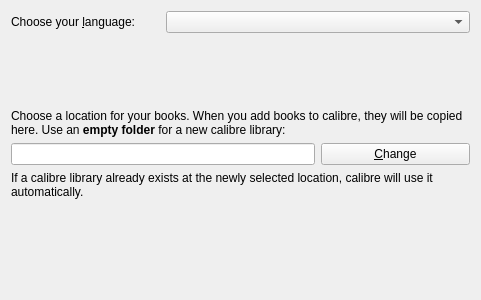
debian-calibre/calibre, file src/calibre/gui2/wizard/library.ui: the form before one commit.
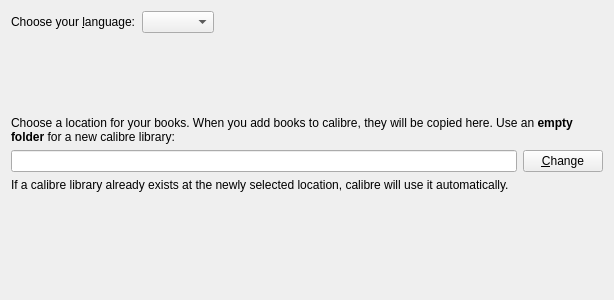
The form after the commit.

What changed in the file:
```diff
--- a/src/calibre/gui2/wizard/library.ui
+++ b/src/calibre/gui2/wizard/library.ui
@@ -6,7 +6,7 @@
    <rect>
     <x>0</x>
     <y>0</y>
-    <width>481</width>
+    <width>614</width>
     <height>300</height>
    </rect>
   </property>
@@ -19,8 +19,10 @@
   <property name="subTitle">
    <string>The one stop solution to all your e-book needs.</string>
   </property>
-  <layout class="QGridLayout" name="gridLayout">
-   <item row="0" column="0">
+  <layout class="QVBoxLayout" name="verticalLayout">
+   <item>
+    <layout class="QHBoxLayout" name="horizontalLayout">
+     <item>
     <widget class="QLabel" name="label_3">
      <property name="text">
       <string>Choose your &amp;language:</string>
@@ -30,7 +32,25 @@
      </property>
     </widget>
    </item>
-   <item row="1" column="0">
+     <item>
+      <widget class="QComboBox" name="language"/>
+     </item>
+     <item>
+      <spacer name="horizontalSpacer">
+       <property name="orientation">
+        <enum>Qt::Horizontal</enum>
+       </property>
+       <property name="sizeHint" stdset="0">
+        <size>
+         <width>40</width>
+         <height>20</height>
+        </size>
+       </property>
+      </spacer>
+     </item>
+    </layout>
+   </item>
+   <item>
     <spacer name="verticalSpacer">
      <property name="orientation">
       <enum>Qt::Vertical</enum>
@@ -43,14 +63,35 @@
      </property>
     </spacer>
    </item>
-   <item row="3" column="2">
+   <item>
+    <widget class="QLabel" name="libloc_label1">
+     <property name="text">
+      <string>&lt;p&gt;Choose a location for your books. When you add books to calibre, they will be copied here. Use an &lt;b&gt;empty folder&lt;/b&gt; for a new calibre library:</string>
+     </property>
+     <property name="wordWrap">
+      <bool>true</bool>
+     </property>
+    </widget>
+   </item>
+   <item>
+    <layout class="QHBoxLayout" name="horizontalLayout_2">
+     <item>
+      <widget class="QLineEdit" name="location">
+       <property name="readOnly">
+        <bool>true</bool>
+       </property>
+      </widget>
+     </item>
+     <item>
     <widget class="QPushButton" name="button_change">
      <property name="text">
       <string>&amp;Change</string>
      </property>
     </widget>
    </item>
-   <item row="4" column="0" colspan="3">
+    </layout>
+   </item>
+   <item>
     <widget class="QLabel" name="libloc_label2">
      <property name="text">
       <string>If a calibre library already exists at the newly selected location, calibre will use it automatically.</string>
@@ -60,14 +101,7 @@
      </property>
     </widget>
    </item>
-   <item row="3" column="0" colspan="2">
-    <widget class="QLineEdit" name="location">
-     <property name="readOnly">
-      <bool>true</bool>
-     </property>
-    </widget>
-   </item>
-   <item row="5" column="0">
+   <item>
     <spacer name="verticalSpacer_2">
      <property name="orientation">
       <enum>Qt::Vertical</enum>
@@ -80,20 +114,7 @@
      </property>
     </spacer>
    </item>
-   <item row="0" column="1" colspan="2">
-    <widget class="QComboBox" name="language"/>
-   </item>
-   <item row="2" column="0" colspan="3">
-    <widget class="QLabel" name="libloc_label1">
-     <property name="text">
-      <string>&lt;p&gt;Choose a location for your books. When you add books to calibre, they will be copied here. Use an &lt;b&gt;empty folder&lt;/b&gt; for a new calibre library:</string>
-     </property>
-     <property name="wordWrap">
-      <bool>true</bool>
-     </property>
-    </widget>
-   </item>
-   <item row="6" column="0" colspan="3">
+   <item>
     <widget class="QLabel" name="move_lib_label">
      <property name="text">
       <string/>
```
Lines whose indentation alone changed are shown as unchanged.
